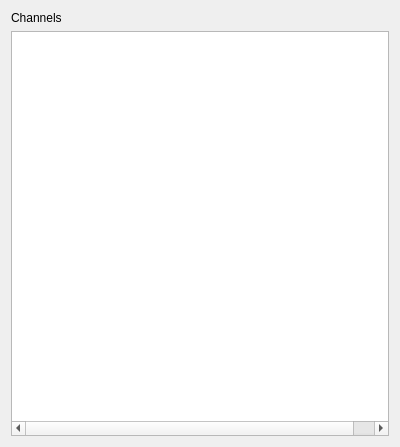
The window that QtTraceClient/UI/ChannelsMgnt.ui (cobreti/NyxTraceViewer) describes before a commit, drawn with Qt 5.
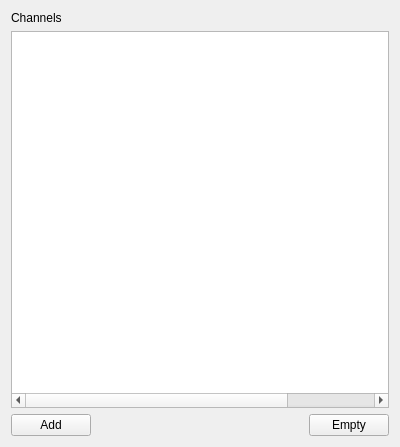
The same window after the commit. Icons and pictures are not drawn.

Commit message: updated channels management popup

What changed in the file:
```diff
--- a/QtTraceClient/UI/ChannelsMgnt.ui
+++ b/QtTraceClient/UI/ChannelsMgnt.ui
@@ -26,12 +26,24 @@
    </item>
    <item>
     <widget class="QTreeWidget" name="ChannelsTreeWidget">
+     <property name="itemsExpandable">
+      <bool>false</bool>
+     </property>
+     <property name="sortingEnabled">
+      <bool>false</bool>
+     </property>
+     <property name="expandsOnDoubleClick">
+      <bool>false</bool>
+     </property>
      <property name="columnCount">
-      <number>4</number>
+      <number>5</number>
      </property>
      <attribute name="headerVisible">
       <bool>false</bool>
      </attribute>
+     <attribute name="headerMinimumSectionSize">
+      <number>4</number>
+     </attribute>
      <column>
       <property name="text">
        <string notr="true">1</string>
@@ -52,8 +64,52 @@
        <string notr="true">4</string>
       </property>
      </column>
+     <column>
+      <property name="text">
+       <string notr="true">5</string>
+      </property>
+     </column>
     </widget>
    </item>
+   <item>
+    <layout class="QHBoxLayout" name="horizontalLayout">
+     <item>
+      <widget class="QPushButton" name="btnAddChannel">
+       <property name="text">
+        <string>Add</string>
+       </property>
+       <property name="icon">
+        <iconset resource="../QTraceClient.qrc">
+         <normaloff>:/ChannelsMgnt/AddChannel</normaloff>:/ChannelsMgnt/AddChannel</iconset>
+       </property>
+      </widget>
+     </item>
+     <item>
+      <spacer name="horizontalSpacer">
+       <property name="orientation">
+        <enum>Qt::Horizontal</enum>
+       </property>
+       <property name="sizeHint" stdset="0">
+        <size>
+         <width>20</width>
+         <height>20</height>
+        </size>
+       </property>
+      </spacer>
+     </item>
+     <item>
+      <widget class="QPushButton" name="btnClearChannel">
+       <property name="text">
+        <string>Empty</string>
+       </property>
+       <property name="icon">
+        <iconset resource="../QTraceClient.qrc">
+         <normaloff>:/ChannelsMgnt/EmptyChannel</normaloff>:/ChannelsMgnt/EmptyChannel</iconset>
+       </property>
+      </widget>
+     </item>
+    </layout>
+   </item>
   </layout>
  </widget>
  <resources/>
```
Left out of the diff: 4 changed lines with no effect on the pictures. The commit also changes 14 other files.
